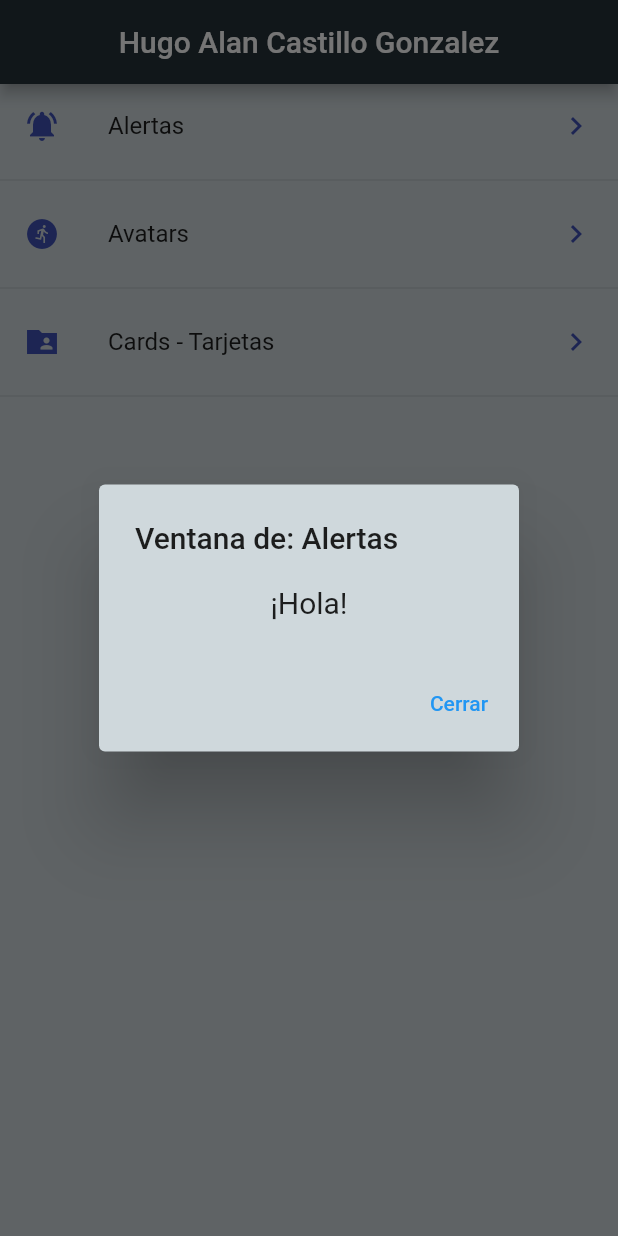
After one commit to HugoAlanCastillo/FlutterCurso-Pages, a Flutter app: the screen it shows after launch, after a tap on "Alertas", on a phone screen of 412 x 824 dp. The commit adds this screen. Run offline on Flutter 3.47's test engine with Material 2 defaults, Android fonts, the phone set to English and light mode, and no system bars.

Commit message:
Version 1

```diff
--- /dev/null
+++ b/data/menu_opts.json
@@ -0,0 +1,23 @@
+{
+    "nombreApp" : "Componentes",
+    "rutas" : [
+        {
+            "ruta" : "alert",
+            "icon" : "notifications_active",
+            "texto": "Alertas"
+        },
+        {
+            "ruta" : "avatar",
+            "icon" : "run_circle",
+            "texto": "Avatars"
+        },
+        {
+            "ruta" : "card",
+            "icon" : "folder_shared_sharp",
+            "texto": "Cards - Tarjetas"
+        }
+
+
+
+    ]
+}
--- a/lib/main.dart
+++ b/lib/main.dart
@@ -1,5 +1,5 @@
 import 'package:flutter/material.dart';
-import 'package:flutter_application_widgets/pages/home_temp.dart';
+import 'package:flutter_application_widgets/src/pages/home_temp.dart';
 
 void main() => runApp(MyApp());
 
@@ -9,7 +9,7 @@ class MyApp extends StatelessWidget {
     return MaterialApp(
       title: 'Componentes App',
       debugShowCheckedModeBanner: false,
-      home: HomePageTemp(),
+      home: HomePage(),
     );
   }
 }
--- /dev/null
+++ b/lib/src/pages/home_temp.dart
@@ -0,0 +1,75 @@
+import 'package:flutter/material.dart';
+import 'package:flutter/cupertino.dart';
+import 'package:flutter_application_widgets/src/providers/menu_providers.dart';
+import 'package:flutter_application_widgets/src/utils/icono_string_util.dart';
+
+class HomePage extends StatelessWidget {
+  @override
+  Widget build(BuildContext context) {
+    return Scaffold(
+      backgroundColor: Colors.blueGrey[100],
+      appBar: AppBar(
+          title: Text('Hugo Alan Castillo Gonzalez'),
+          backgroundColor: Colors.blueGrey[900],
+          centerTitle: true),
+      body: _list(context),
+    );
+  }
+
+  Widget _list(BuildContext context) {
+    return FutureBuilder(
+        future: menuProvider.cargarData(),
+        initialData: [],
+        builder: (context, AsyncSnapshot<List<dynamic>> snapshot) {
+          return ListView(
+            children: _listI(snapshot.data, context),
+          );
+        });
+  }
+
+  List<Widget> _listI(List<dynamic> data, BuildContext context) {
+    final List<Widget> opciones = [];
+    data.forEach((otp) {
+      final widgetTemp = ListTile(
+        title: Text(otp['texto']),
+        leading: getIcon(otp['icon']),
+        trailing: Icon(
+          Icons.keyboard_arrow_right_sharp,
+          color: Colors.indigo,
+        ),
+        onTap: () {
+          showDialog(
+            context: context,
+            builder: (BuildContext context) => _dialog(context, otp['texto']),
+          );
+        },
+      );
+      opciones..add(widgetTemp)..add(Divider());
+    });
+    return opciones;
+  }
+
+  Widget _dialog(BuildContext context, String otp) {
+    return new AlertDialog(
+      title: Text('Ventana de: ' + otp),
+      backgroundColor: Colors.blueGrey[100],
+      content: Column(
+        mainAxisSize: MainAxisSize.min,
+        children: <Widget>[
+          Text(
+            '¡Hola!',
+            style: TextStyle(fontSize: 20.0),
+          ),
+        ],
+      ),
+      actions: <Widget>[
+        TextButton(
+          onPressed: () {
+            Navigator.of(context).pop();
+          },
+          child: const Text('Cerrar'),
+        ),
+      ],
+    );
+  }
+}
--- /dev/null
+++ b/lib/src/providers/menu_providers.dart
@@ -0,0 +1,20 @@
+import 'dart:convert';
+import 'package:flutter/services.dart' show rootBundle;
+
+class _MenuProvider {
+  List<dynamic> opciones = [];
+  _MenuProvider() {
+    cargarData();
+  }
+
+  Future<List<dynamic>> cargarData() async {
+    final resp = await rootBundle.loadString('data/menu_opts.json');
+    Map dataMap = json.decode(resp);
+    //print(dataMap);
+    print(dataMap['rutas']);
+    opciones = dataMap['rutas'];
+    return opciones;
+  }
+}
+
+final menuProvider = new _MenuProvider();
--- /dev/null
+++ b/lib/src/utils/icono_string_util.dart
@@ -0,0 +1,11 @@
+import 'package:flutter/material.dart';
+
+final _icons = <String, IconData>{
+  'notifications_active': Icons.notifications_active,
+  'run_circle': Icons.run_circle,
+  'folder_shared_sharp': Icons.folder_shared_sharp,
+};
+
+Icon getIcon(String nombreIcono) {
+  return Icon(_icons[nombreIcono], color: Colors.indigo);
+}
--- a/pubspec.yaml
+++ b/pubspec.yaml
@@ -45,8 +45,8 @@ flutter:
   uses-material-design: true
 
   # To add assets to your application, add an assets section, like this:
-  # assets:
-  #   - images/a_dot_burr.jpeg
+  assets:
+  - data/menu_opts.json
   #   - images/a_dot_ham.jpeg
 
   # An image asset can refer to one or more resolution-specific "variants", see
```
Also changed, not shown: lib/pages/home_temp.dart (deleted, +0 -44 lines), lib/src/pages/prueba.dart (added, +90 -0 lines), lib/src/pages/prueba2.dart (renamed from lib/pages/home_temp2.dart, +5 -4 lines).
